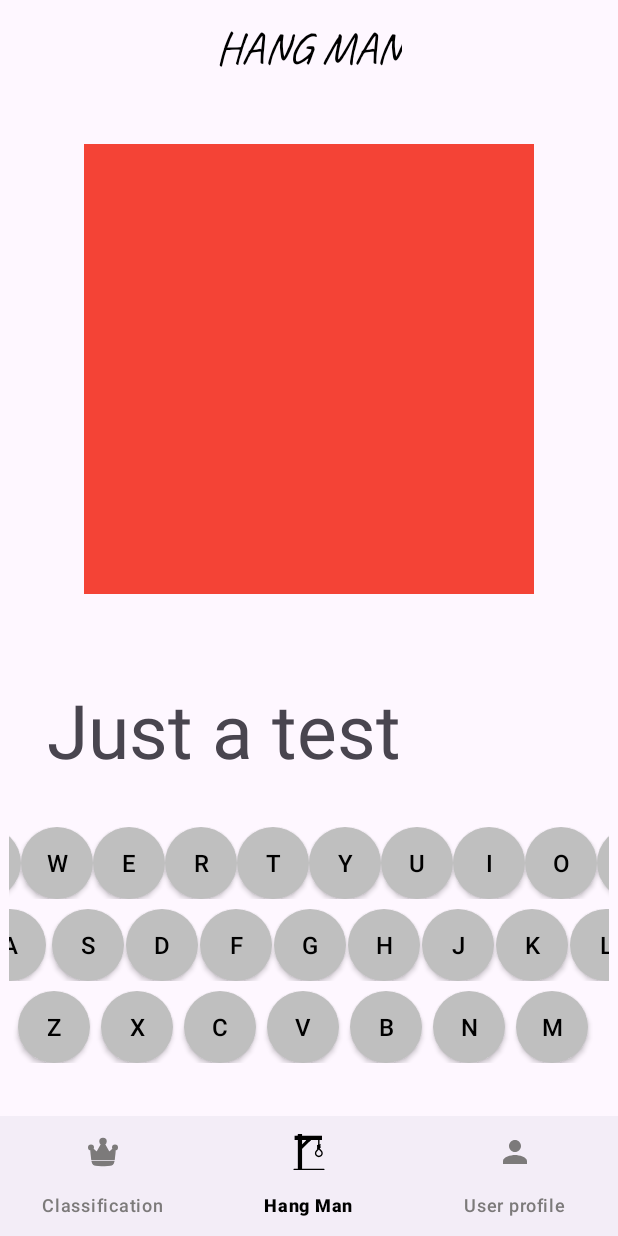
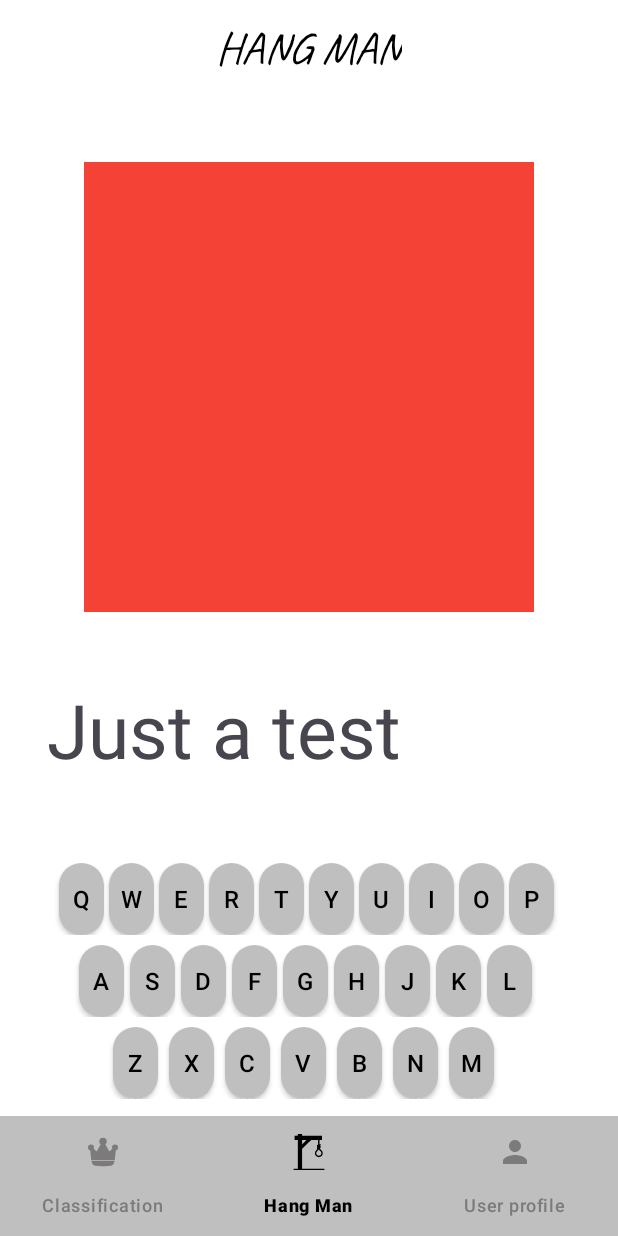
Before and after one commit to sgaleraalq/HangManGame, an Android app: the screen it shows after launch (MainActivity), on a phone screen of 412 x 824 dp. Run offline under Robolectric (Android 15) with nearby library versions, the phone set to English and light mode, and no system bars.

Commit message:
Updated some feature positions

```diff
--- a/app/src/main/res/layout/activity_main.xml
+++ b/app/src/main/res/layout/activity_main.xml
@@ -4,6 +4,7 @@
     xmlns:tools="http://schemas.android.com/tools"
     android:layout_width="match_parent"
     android:layout_height="match_parent"
+    android:background="@color/white"
     tools:context=".ui.main.MainActivity">
 
     <FrameLayout
@@ -42,6 +43,7 @@
         android:id="@+id/navigationBar"
         android:layout_width="0dp"
         android:layout_height="wrap_content"
+        android:background="@color/darkWhite"
         app:itemActiveIndicatorStyle="@null"
         app:itemIconTint="@color/bottom_nav_selector"
         app:itemTextColor="@color/bottom_nav_selector"
--- a/app/src/main/res/layout/fragment_game.xml
+++ b/app/src/main/res/layout/fragment_game.xml
@@ -10,8 +10,8 @@
         android:id="@+id/ivGallow"
         android:layout_width="300dp"
         android:layout_height="300dp"
-        android:layout_marginTop="32dp"
         android:background="@color/red"
+        app:layout_constraintBottom_toTopOf="@id/llLetters"
         app:layout_constraintEnd_toEndOf="parent"
         app:layout_constraintStart_toStartOf="parent"
         app:layout_constraintTop_toTopOf="parent" />
@@ -20,9 +20,8 @@
         android:id="@+id/llLetters"
         android:layout_width="350dp"
         android:layout_height="75dp"
-        android:layout_marginTop="36dp"
         android:orientation="horizontal"
-        app:layout_constraintBottom_toTopOf="@+id/llKeyboard"
+        app:layout_constraintBottom_toTopOf="@+id/llFirstRow"
         app:layout_constraintEnd_toEndOf="parent"
         app:layout_constraintStart_toStartOf="parent"
         app:layout_constraintTop_toBottomOf="@+id/ivGallow">
@@ -35,176 +34,204 @@
 
     </LinearLayout>
 
-    <LinearLayout
-        android:id="@+id/llKeyboard"
-        android:layout_width="400dp"
-        android:layout_height="wrap_content"
-        android:layout_marginTop="16dp"
-        android:layout_marginBottom="32dp"
-        android:orientation="vertical"
-        app:layout_constraintBottom_toBottomOf="parent"
-        app:layout_constraintEnd_toEndOf="parent"
-        app:layout_constraintStart_toStartOf="parent">
 
     <LinearLayout
+        android:id="@+id/llFirstRow"
         android:layout_width="match_parent"
         android:layout_height="wrap_content"
         android:gravity="center"
         android:orientation="horizontal"
-            android:paddingVertical="3dp">
+        android:paddingVertical="3dp"
+        app:layout_constraintBottom_toTopOf="@id/llSecondRow"
+        app:layout_constraintEnd_toEndOf="parent"
+        app:layout_constraintStart_toStartOf="parent">
 
         <androidx.appcompat.widget.AppCompatButton
             android:id="@+id/btnQ"
             style="@style/btnLetterFirstRow"
-                android:text="@string/q" />
+            android:text="@string/q"
+            tools:ignore="TouchTargetSizeCheck" />
 
         <androidx.appcompat.widget.AppCompatButton
             android:id="@+id/btnW"
             style="@style/btnLetterFirstRow"
-                android:text="@string/w" />
+            android:text="@string/w"
+            tools:ignore="TouchTargetSizeCheck" />
 
         <androidx.appcompat.widget.AppCompatButton
             android:id="@+id/btnE"
             style="@style/btnLetterFirstRow"
-                android:text="@string/e" />
+            android:text="@string/e"
+            tools:ignore="TouchTargetSizeCheck" />
 
         <androidx.appcompat.widget.AppCompatButton
             android:id="@+id/btnR"
             style="@style/btnLetterFirstRow"
-                android:text="@string/r" />
+            android:text="@string/r"
+            tools:ignore="TouchTargetSizeCheck" />
 
         <androidx.appcompat.widget.AppCompatButton
             android:id="@+id/btnT"
             style="@style/btnLetterFirstRow"
-                android:text="@string/t" />
+            android:text="@string/t"
+            tools:ignore="TouchTargetSizeCheck" />
 
         <androidx.appcompat.widget.AppCompatButton
             android:id="@+id/btnY"
             style="@style/btnLetterFirstRow"
-                android:text="@string/y" />
+            android:text="@string/y"
+            tools:ignore="TouchTargetSizeCheck" />
 
         <androidx.appcompat.widget.AppCompatButton
             android:id="@+id/btnU"
             style="@style/btnLetterFirstRow"
-                android:text="@string/u" />
+            android:text="@string/u"
+            tools:ignore="TouchTargetSizeCheck" />
 
         <androidx.appcompat.widget.AppCompatButton
             android:id="@+id/btnI"
             style="@style/btnLetterFirstRow"
-                android:text="@string/i" />
+            android:text="@string/i"
+            tools:ignore="TouchTargetSizeCheck" />
 
         <androidx.appcompat.widget.AppCompatButton
             android:id="@+id/btnO"
             style="@style/btnLetterFirstRow"
-                android:text="@string/o" />
+            android:text="@string/o"
+            tools:ignore="TouchTargetSizeCheck" />
 
         <androidx.appcompat.widget.AppCompatButton
             android:id="@+id/btnP"
             style="@style/btnLetterFirstRow"
-                android:text="@string/p" />
+            android:text="@string/p"
+            tools:ignore="TouchTargetSizeCheck" />
 
     </LinearLayout>
 
     <LinearLayout
+        android:id="@+id/llSecondRow"
         android:layout_width="match_parent"
         android:layout_height="wrap_content"
         android:gravity="center"
         android:orientation="horizontal"
-            android:paddingVertical="3dp">
+        android:paddingVertical="3dp"
+        app:layout_constraintBottom_toTopOf="@+id/llThirdRow"
+        app:layout_constraintEnd_toEndOf="parent"
+        app:layout_constraintStart_toStartOf="parent">
 
         <androidx.appcompat.widget.AppCompatButton
             android:id="@+id/btnA"
             style="@style/btnLetterSecondRow"
             android:layout_marginEnd="4dp"
-                android:text="@string/a" />
+            android:text="@string/a"
+            tools:ignore="TouchTargetSizeCheck" />
 
         <androidx.appcompat.widget.AppCompatButton
             android:id="@+id/btnS"
             style="@style/btnLetterSecondRow"
-                android:text="@string/s" />
+            android:text="@string/s"
+            tools:ignore="TouchTargetSizeCheck" />
 
         <androidx.appcompat.widget.AppCompatButton
             android:id="@+id/btnD"
             style="@style/btnLetterSecondRow"
-                android:text="@string/d" />
+            android:text="@string/d"
+            tools:ignore="TouchTargetSizeCheck" />
 
         <androidx.appcompat.widget.AppCompatButton
             android:id="@+id/btnF"
             style="@style/btnLetterSecondRow"
-                android:text="@string/f" />
+            android:text="@string/f"
+            tools:ignore="TouchTargetSizeCheck" />
 
         <androidx.appcompat.widget.AppCompatButton
             android:id="@+id/btnG"
             style="@style/btnLetterSecondRow"
-                android:text="@string/g" />
+            android:text="@string/g"
+            tools:ignore="TouchTargetSizeCheck" />
 
         <androidx.appcompat.widget.AppCompatButton
             android:id="@+id/btnH"
             style="@style/btnLetterSecondRow"
-                android:text="@string/h" />
+            android:text="@string/h"
+            tools:ignore="TouchTargetSizeCheck" />
 
         <androidx.appcompat.widget.AppCompatButton
             android:id="@+id/btnJ"
             style="@style/btnLetterSecondRow"
-                android:text="@string/j" />
+            android:text="@string/j"
+            tools:ignore="TouchTargetSizeCheck" />
 
         <androidx.appcompat.widget.AppCompatButton
             android:id="@+id/btnK"
             style="@style/btnLetterSecondRow"
-                android:text="@string/k" />
+            android:text="@string/k"
+            tools:ignore="TouchTargetSizeCheck" />
 
         <androidx.appcompat.widget.AppCompatButton
             android:id="@+id/btnL"
             style="@style/btnLetterSecondRow"
-                android:text="@string/l" />
+            android:text="@string/l"
+            tools:ignore="TouchTargetSizeCheck" />
 
     </LinearLayout>
 
     <LinearLayout
+        android:id="@+id/llThirdRow"
         android:layout_width="match_parent"
         android:layout_height="wrap_content"
         android:gravity="center"
         android:orientation="horizontal"
-            android:paddingVertical="3dp">
+        android:paddingVertical="3dp"
+        app:layout_constraintBottom_toBottomOf="parent"
+        app:layout_constraintEnd_toEndOf="parent"
+        app:layout_constraintStart_toStartOf="parent"
+        android:layout_marginBottom="8dp">
 
         <androidx.appcompat.widget.AppCompatButton
             android:id="@+id/btnZ"
             style="@style/btnLetterThirdRow"
-                android:text="@string/z" />
+            android:text="@string/z"
+            tools:ignore="TouchTargetSizeCheck" />
 
         <androidx.appcompat.widget.AppCompatButton
             android:id="@+id/btnX"
             style="@style/btnLetterThirdRow"
-                android:text="@string/x" />
+            android:text="@string/x"
+            tools:ignore="TouchTargetSizeCheck" />
 
         <androidx.appcompat.widget.AppCompatButton
             android:id="@+id/btnC"
             style="@style/btnLetterThirdRow"
-                android:text="@string/c" />
+            android:text="@string/c"
+            tools:ignore="TouchTargetSizeCheck" />
 
         <androidx.appcompat.widget.AppCompatButton
             android:id="@+id/btnV"
             style="@style/btnLetterThirdRow"
-                android:text="@string/v" />
+            android:text="@string/v"
+            tools:ignore="TouchTargetSizeCheck" />
 
         <androidx.appcompat.widget.AppCompatButton
             android:id="@+id/btnB"
             style="@style/btnLetterThirdRow"
-                android:text="@string/b" />
+            android:text="@string/b"
+            tools:ignore="TouchTargetSizeCheck" />
 
         <androidx.appcompat.widget.AppCompatButton
             android:id="@+id/btnN"
             style="@style/btnLetterThirdRow"
-                android:text="@string/n" />
+            android:text="@string/n"
+            tools:ignore="TouchTargetSizeCheck" />
 
         <androidx.appcompat.widget.AppCompatButton
             android:id="@+id/btnM"
             style="@style/btnLetterThirdRow"
-                android:text="@string/m" />
+            android:text="@string/m"
+            tools:ignore="TouchTargetSizeCheck" />
 
 
     </LinearLayout>
 
-    </LinearLayout>
 
 </androidx.constraintlayout.widget.ConstraintLayout>
--- a/app/src/main/res/values/themes.xml
+++ b/app/src/main/res/values/themes.xml
@@ -9,7 +9,7 @@
 
     <style name="btnLetter">
         <item name="android:layout_height">wrap_content</item>
-        <item name="android:layout_width">48dp</item>
+        <item name="android:layout_width">30dp</item>
         <item name="android:textAllCaps">true</item>
         <item name="android:background">@drawable/rounded_button</item>
 <!--        <item name="android:fontFamily">@font/caveat</item>-->
@@ -19,11 +19,11 @@
     </style>
 
     <style name="btnLetterFirstRow" parent="btnLetter">
-        <item name="android:layout_marginEnd">0dp</item>
+        <item name="android:layout_marginEnd">3dp</item>
     </style>
 
     <style name="btnLetterSecondRow" parent="btnLetter">
-        <item name="android:layout_marginEnd">1dp</item>
+        <item name="android:layout_marginEnd">4dp</item>
     </style>
 
     <style name="btnLetterThirdRow" parent="btnLetter">
```
Lines whose indentation alone changed are shown as unchanged.
